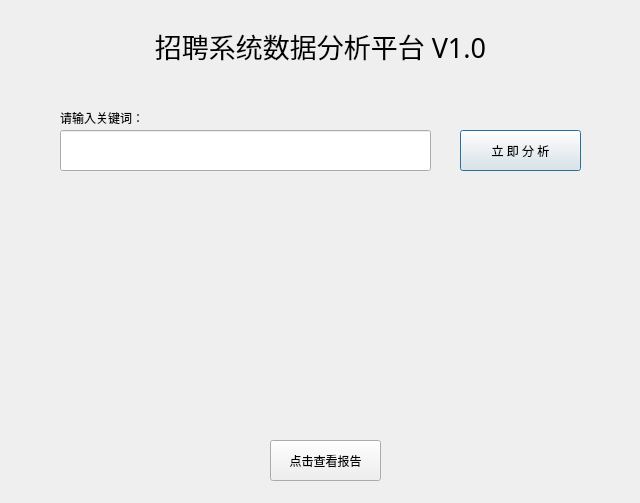
Qt form jobui.ui (youthhn/JobSpider-Python) before a commit.
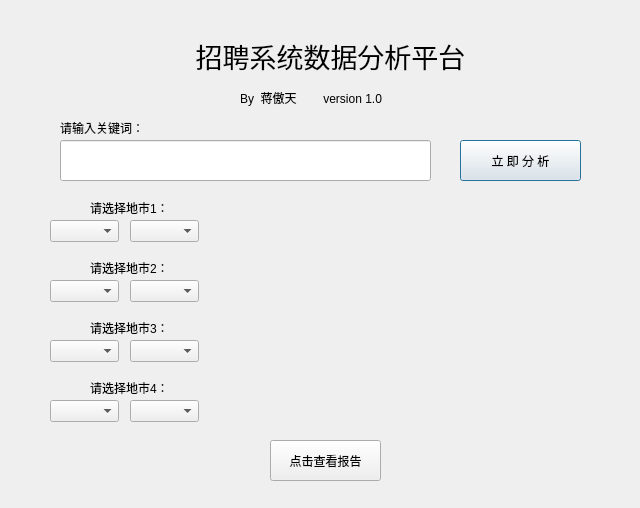
The same form after that commit. Icons and pictures are not drawn.

Commit message: 添加地点选择模块

```diff
--- a/jobui.ui
+++ b/jobui.ui
@@ -7,7 +7,7 @@
     <x>0</x>
     <y>0</y>
     <width>640</width>
-    <height>503</height>
+    <height>508</height>
    </rect>
   </property>
   <property name="windowTitle">
@@ -24,7 +24,7 @@
    <property name="geometry">
     <rect>
      <x>60</x>
-     <y>110</y>
+     <y>120</y>
      <width>91</width>
      <height>16</height>
     </rect>
@@ -36,8 +36,8 @@
   <widget class="QLabel" name="label_2">
    <property name="geometry">
     <rect>
-     <x>130</x>
-     <y>10</y>
+     <x>140</x>
+     <y>20</y>
      <width>381</width>
      <height>71</height>
     </rect>
@@ -52,7 +52,7 @@
     <cursorShape>ArrowCursor</cursorShape>
    </property>
    <property name="text">
-    <string>招聘系统数据分析平台 V1.0</string>
+    <string>招聘系统数据分析平台</string>
    </property>
    <property name="alignment">
     <set>Qt::AlignCenter</set>
@@ -61,7 +61,7 @@
   <widget class="QLabel" name="label_3">
    <property name="geometry">
     <rect>
-     <x>150</x>
+     <x>250</x>
      <y>220</y>
      <width>351</width>
      <height>201</height>
@@ -84,7 +84,7 @@
    <property name="geometry">
     <rect>
      <x>60</x>
-     <y>130</y>
+     <y>140</y>
      <width>371</width>
      <height>41</height>
     </rect>
@@ -105,7 +105,7 @@
    <property name="geometry">
     <rect>
      <x>460</x>
-     <y>130</y>
+     <y>140</y>
      <width>121</width>
      <height>41</height>
     </rect>
@@ -127,6 +127,151 @@
     <string>点击查看报告</string>
    </property>
   </widget>
+  <widget class="QLabel" name="label_4">
+   <property name="geometry">
+    <rect>
+     <x>240</x>
+     <y>90</y>
+     <width>181</width>
+     <height>16</height>
+    </rect>
+   </property>
+   <property name="text">
+    <string>By  蒋傲天        version 1.0</string>
+   </property>
+  </widget>
+  <widget class="QComboBox" name="comboBox_province1">
+   <property name="geometry">
+    <rect>
+     <x>50</x>
+     <y>220</y>
+     <width>69</width>
+     <height>22</height>
+    </rect>
+   </property>
+  </widget>
+  <widget class="QComboBox" name="comboBox_city1">
+   <property name="geometry">
+    <rect>
+     <x>130</x>
+     <y>220</y>
+     <width>69</width>
+     <height>22</height>
+    </rect>
+   </property>
+  </widget>
+  <widget class="QLabel" name="label_5">
+   <property name="geometry">
+    <rect>
+     <x>90</x>
+     <y>200</y>
+     <width>91</width>
+     <height>16</height>
+    </rect>
+   </property>
+   <property name="text">
+    <string>请选择地市1：</string>
+   </property>
+  </widget>
+  <widget class="QComboBox" name="comboBox_city2">
+   <property name="geometry">
+    <rect>
+     <x>130</x>
+     <y>280</y>
+     <width>69</width>
+     <height>22</height>
+    </rect>
+   </property>
+  </widget>
+  <widget class="QLabel" name="label_6">
+   <property name="geometry">
+    <rect>
+     <x>90</x>
+     <y>260</y>
+     <width>91</width>
+     <height>16</height>
+    </rect>
+   </property>
+   <property name="text">
+    <string>请选择地市2：</string>
+   </property>
+  </widget>
+  <widget class="QComboBox" name="comboBox_province2">
+   <property name="geometry">
+    <rect>
+     <x>50</x>
+     <y>280</y>
+     <width>69</width>
+     <height>22</height>
+    </rect>
+   </property>
+  </widget>
+  <widget class="QComboBox" name="comboBox_city3">
+   <property name="geometry">
+    <rect>
+     <x>130</x>
+     <y>340</y>
+     <width>69</width>
+     <height>22</height>
+    </rect>
+   </property>
+  </widget>
+  <widget class="QLabel" name="label_7">
+   <property name="geometry">
+    <rect>
+     <x>90</x>
+     <y>320</y>
+     <width>91</width>
+     <height>16</height>
+    </rect>
+   </property>
+   <property name="text">
+    <string>请选择地市3：</string>
+   </property>
+  </widget>
+  <widget class="QComboBox" name="comboBox_province3">
+   <property name="geometry">
+    <rect>
+     <x>50</x>
+     <y>340</y>
+     <width>69</width>
+     <height>22</height>
+    </rect>
+   </property>
+  </widget>
+  <widget class="QComboBox" name="comboBox_city4">
+   <property name="geometry">
+    <rect>
+     <x>130</x>
+     <y>400</y>
+     <width>69</width>
+     <height>22</height>
+    </rect>
+   </property>
+  </widget>
+  <widget class="QLabel" name="label_8">
+   <property name="geometry">
+    <rect>
+     <x>90</x>
+     <y>380</y>
+     <width>91</width>
+     <height>16</height>
+    </rect>
+   </property>
+   <property name="text">
+    <string>请选择地市4：</string>
+   </property>
+  </widget>
+  <widget class="QComboBox" name="comboBox_province4">
+   <property name="geometry">
+    <rect>
+     <x>50</x>
+     <y>400</y>
+     <width>69</width>
+     <height>22</height>
+    </rect>
+   </property>
+  </widget>
  </widget>
  <resources/>
  <connections/>
```
The commit also changes 13 other files.
